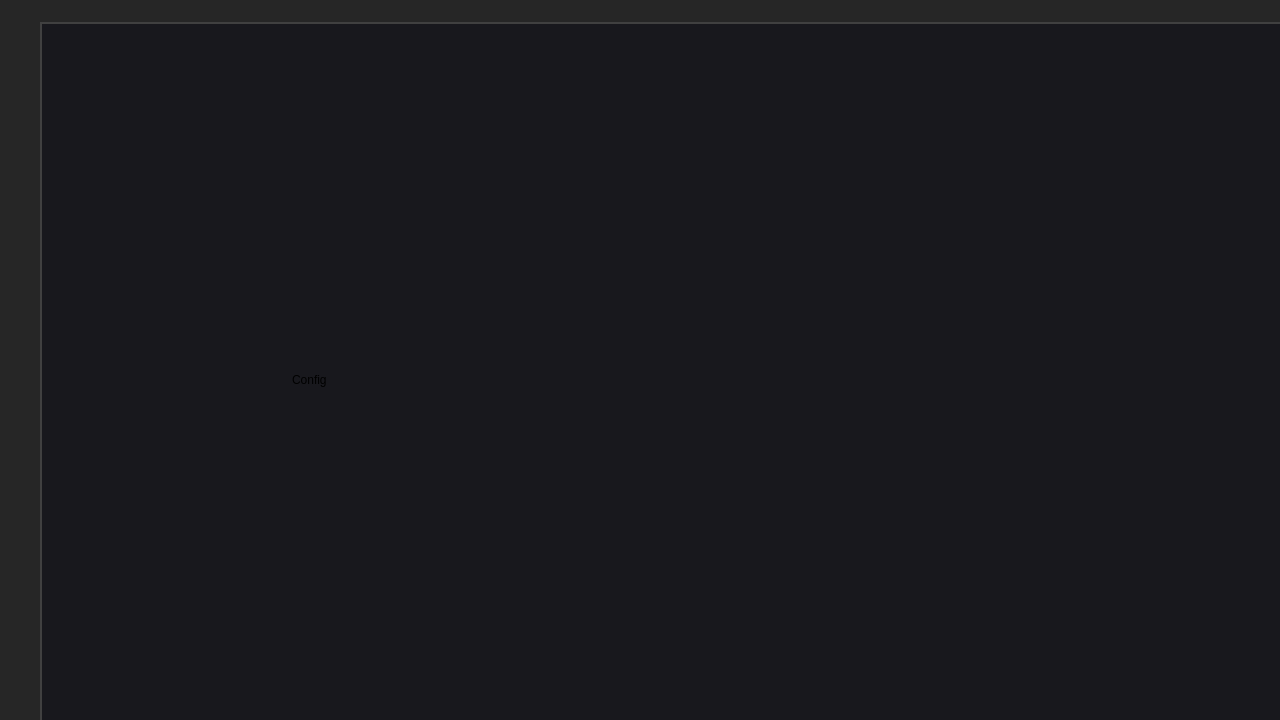
First picture: the form in UI/UI_base.ui, repository VictorGorgal/ErgonomicChair, before the edit.
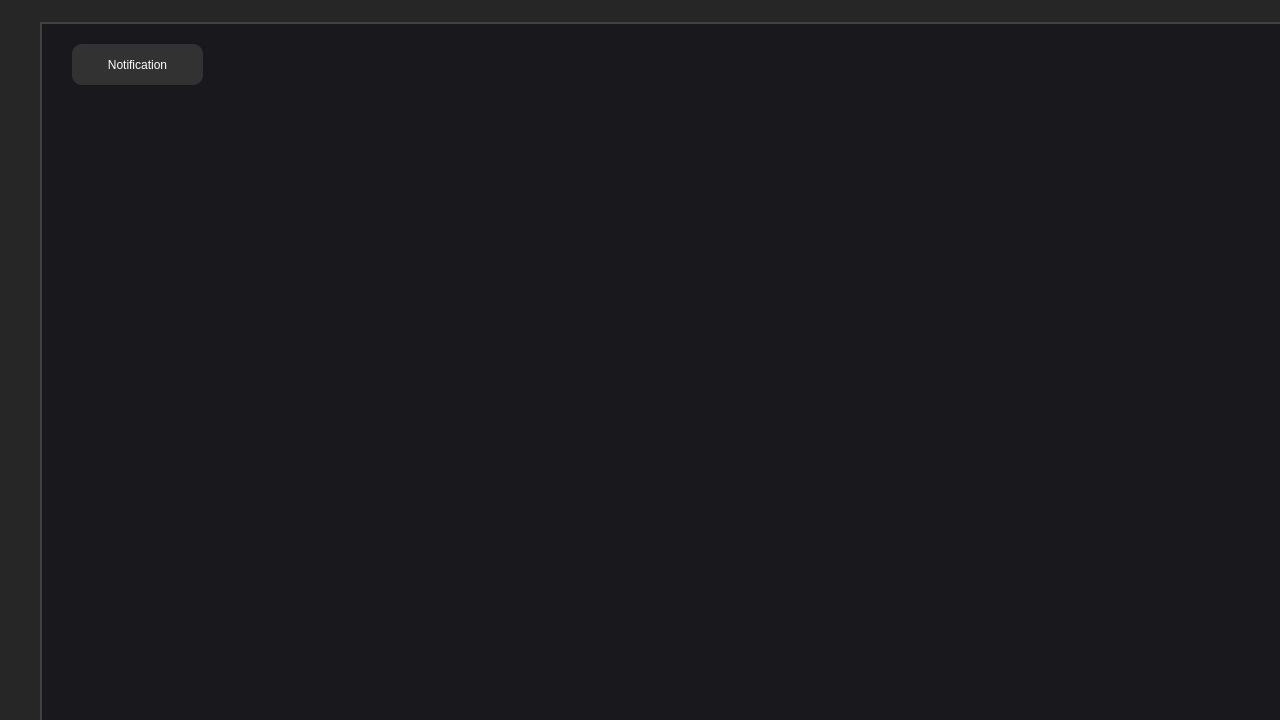
Second picture: the form after the edit. The open tabs and pages were chosen to show the change. Icons and pictures are not drawn.

Commit message: added notification functionality

Patch:
```diff
--- a/UI/UI_base.ui
+++ b/UI/UI_base.ui
@@ -1112,17 +1112,37 @@
              </widget>
             </widget>
             <widget class="QWidget" name="config_page">
-             <widget class="QLabel" name="label_5">
+             <widget class="QPushButton" name="btn_notification">
               <property name="geometry">
                <rect>
-                <x>250</x>
-                <y>310</y>
-                <width>211</width>
-                <height>91</height>
+                <x>30</x>
+                <y>20</y>
+                <width>131</width>
+                <height>41</height>
                </rect>
               </property>
+              <property name="autoFillBackground">
+               <bool>false</bool>
+              </property>
+              <property name="styleSheet">
+               <string notr="true">QPushButton {
+    background-color: rgb(50, 50, 50);
+	border-radius:10px;	
+	color: rgb(255, 255, 255);
+}
+
+QPushButton:pressed {
+    background-color: rgb(55, 55, 55);
+    border-style: inset;
+	border-radius:10px;	
+	color: rgb(255, 255, 255);
+}</string>
+              </property>
               <property name="text">
-               <string>Config</string>
+               <string>Notification</string>
+              </property>
+              <property name="flat">
+               <bool>true</bool>
               </property>
              </widget>
             </widget>
```
Left out of the diff: 4 changed lines with no effect on the pictures. The commit also changes 8 other files.
